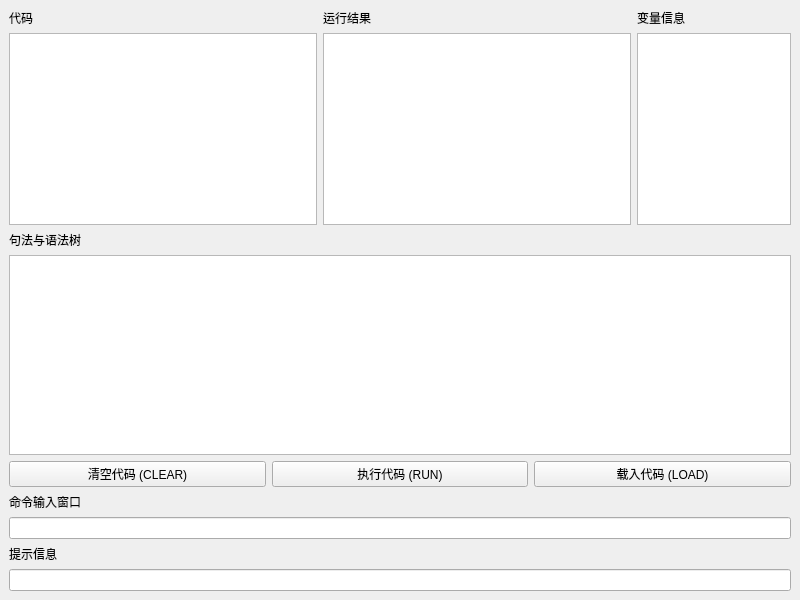
Before: the Qt Designer form SE2322_HighLevelDataStructure/20210327_minimalBasic/MainWindow.ui in echo-xiao9/SJTU-SE-Sophomore, drawn with Qt 5.
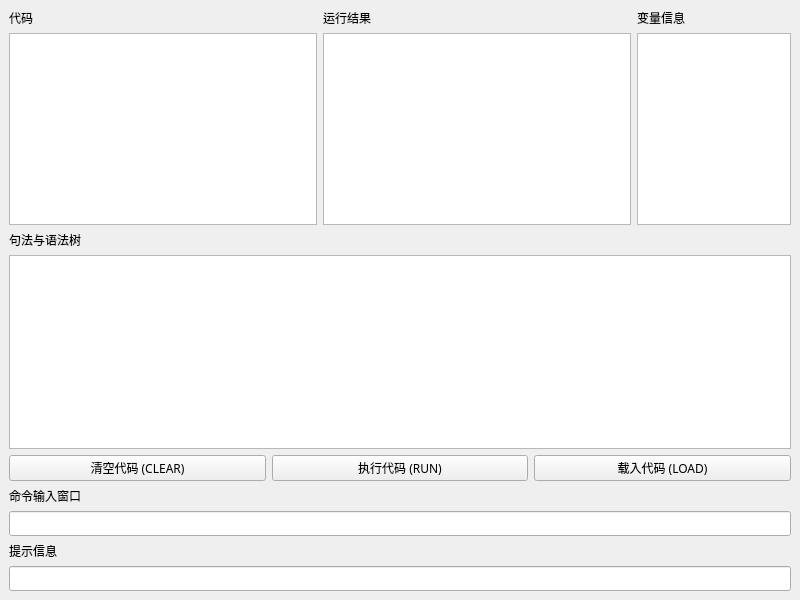
After: the same form once the commit is applied.

```diff
--- a/SE2322_HighLevelDataStructure/20210327_minimalBasic/MainWindow.ui
+++ b/SE2322_HighLevelDataStructure/20210327_minimalBasic/MainWindow.ui
@@ -10,6 +10,11 @@
     <height>600</height>
    </rect>
   </property>
+  <property name="font">
+   <font>
+    <family>Monaco</family>
+   </font>
+  </property>
   <property name="windowTitle">
    <string>MainWindow</string>
   </property>
```
